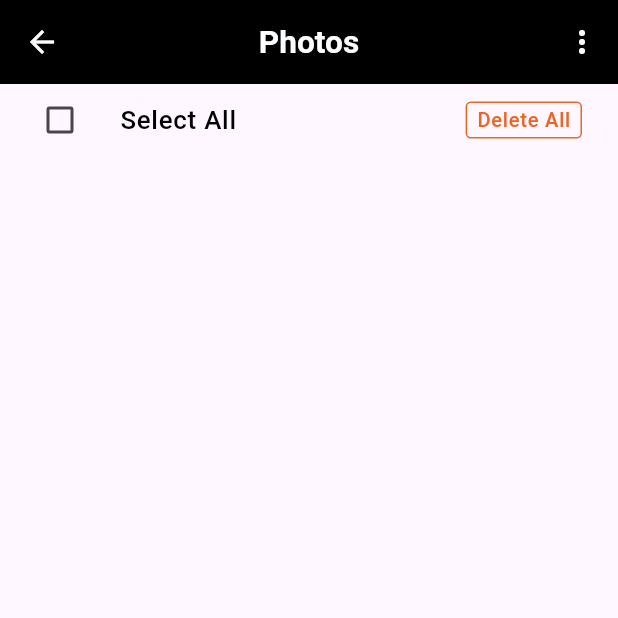
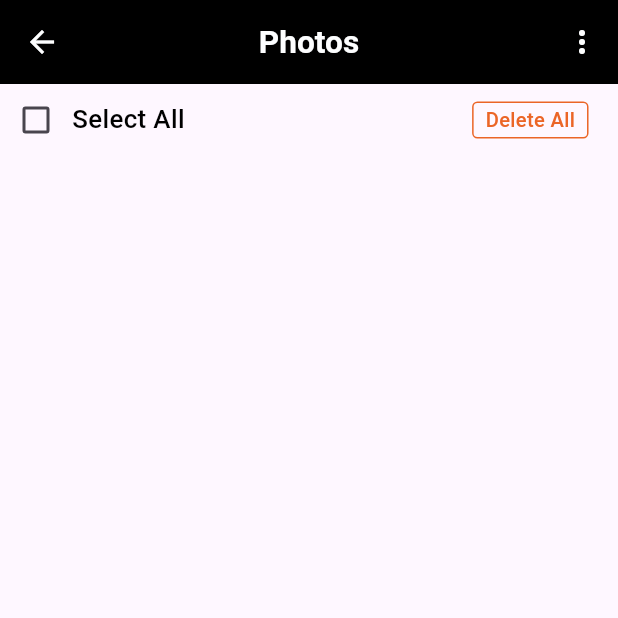
Before and after one commit to MdLimon123/EPM, a Flutter app: the AddImageScreen screen opened directly with empty values, on a phone screen of 412 x 824 dp, the top half of it. Run offline on Flutter 3.47's test engine with Material 2 defaults, Android fonts, the phone set to English and light mode, and no system bars; our stand-ins replace cached_network_image, file_picker, flutter_screenutil, flutter_widget_from_html, fluttertoast, get and 6 more; missing offline and left inert: easy_pdf_viewer; accounts and stored records are empty; network calls fail.

Commit message:
problem sovle

```diff
--- a/lib/controller/photo_controller.dart
+++ b/lib/controller/photo_controller.dart
@@ -4,6 +4,9 @@ import 'package:flutter/material.dart';
 import 'package:get/get.dart';
 
 import '../model/photo_model.dart';
+import 'package:http/http.dart' as http;
+import 'package:image_gallery_saver/image_gallery_saver.dart';
+
 
 class PhotoController extends GetxController {
   var isLoading = false.obs;
@@ -26,6 +29,7 @@ class PhotoController extends GetxController {
         photoModel = result;
         data.value =photoModel.data;
         debugPrint(photoModel.toString());
+
       }
     } on Exception catch (e) {
       debugPrint("Fetch error : $e");
@@ -33,6 +37,8 @@ class PhotoController extends GetxController {
       isLoading(false);
     }
   }
+
+
 
   // delete image
   Future<void> deleteImage(int id, int index) async {
--- a/lib/views/Add_Image_Sector/add_image_screen.dart
+++ b/lib/views/Add_Image_Sector/add_image_screen.dart
@@ -48,20 +48,132 @@ class AddImageScreen extends StatelessWidget {
         mainAxisAlignment: MainAxisAlignment.start,
                   crossAxisAlignment: CrossAxisAlignment.start,
                   children: [
-                    ListTile(
-                        onTap: () {
-                          // _photoController.isAllChecked.value =
-                          //     !_photoController.isAllChecked.value;
-                        },
-                        dense: true,
-                        title: Text(
+                    // ListTile(
+                    //     onTap: () {
+                    //       // _photoController.isAllChecked.value =
+                    //       //     !_photoController.isAllChecked.value;
+                    //     },
+                    //     dense: true,
+                    //     title: Text(
+                    //       'Select All',
+                    //       style: TextStyle(
+                    //           fontSize: 18.sp,
+                    //           fontWeight: FontWeight.w500,
+                    //           color: const Color(0xFF000000)),
+                    //     ),
+                    //     trailing: InkWell(
+                    //       onTap: () {
+                    //         showDialog(
+                    //             barrierDismissible: true,
+                    //             context: context,
+                    //             builder: (context) {
+                    //               return AlertDialog(
+                    //                 title: Text(
+                    //                   'Delete Image',
+                    //                   style: CustomTextStyle.h1(
+                    //                       color: AppColor.deepOrange,
+                    //                       fontWeight: FontWeight.w600),
+                    //                 ),
+                    //                 content: Text(
+                    //                   'Are you sure you want to delete All Image!',
+                    //                   style: CustomTextStyle.h3(
+                    //                       fontWeight: FontWeight.w400),
+                    //                 ),
+                    //                 actions: [
+                    //                   TextButton(
+                    //                       onPressed: () {
+                    //                         Get.back();
+                    //                       },
+                    //                       child: Text(
+                    //                         'Cancel',
+                    //                         style: CustomTextStyle.h3(
+                    //                             fontWeight: FontWeight.w400),
+                    //                       )),
+                    //                   TextButton(
+                    //                       onPressed: () {
+                    //                         // _photoController.deleteImage(
+                    //                         //     _photoController.data[index].id,
+                    //                         //     index);
+                    //                         // Get.back();
+                    //
+                    //                         for(var i=0; i<_photoController.data.length; i++){
+                    //                           _photoController.deleteImage(data[i], data[i]);
+                    //
+                    //                         }
+                    //                       },
+                    //                       child: Text(
+                    //                         'Ok',
+                    //                         style: CustomTextStyle.h3(
+                    //                             fontWeight: FontWeight.w400),
+                    //                       )),
+                    //                 ],
+                    //               );
+                    //             });
+                    //       },
+                    //       child: Container(
+                    //         height: 28.h,
+                    //         width: 81.w,
+                    //         decoration: BoxDecoration(
+                    //             borderRadius:
+                    //                 BorderRadius.all(Radius.circular(4.r)),
+                    //             border:
+                    //                 Border.all(color: const Color(0xFFEB6526))),
+                    //         child: Center(
+                    //           child: Text(
+                    //             'Delete All',
+                    //             style: TextStyle(
+                    //                 fontWeight: FontWeight.w500,
+                    //                 fontSize: 14.sp,
+                    //                 color: const Color(0xFFEB6526)),
+                    //           ),
+                    //         ),
+                    //       ),
+                    //     ),
+                    //     leading: Checkbox(
+                    //       focusColor: AppColor.deepOrange,
+                    //         checkColor: Colors.white,
+                    //         activeColor: AppColor.deepOrange,
+                    //         value: _photoController.isAllChecked.value,
+                    //         onChanged: (value) {
+                    //           _photoController.isAllChecked.value = value!;
+                    //           for (int i = 0;
+                    //               i < _photoController.data.length;
+                    //               i++) {
+                    //             _photoController.data[i].url = "$value";
+                    //           }
+                    //         },
+                    //       ),
+                    //     ),
+
+                    Row(
+                      children: [
+                        Checkbox(
+                          focusColor: AppColor.deepOrange,
+                          checkColor: Colors.white,
+                          activeColor: AppColor.deepOrange,
+                          value: _photoController.isAllChecked.value,
+                          onChanged: (value) {
+                            _photoController.isAllChecked.value = value!;
+                            for (int i = 0;
+                            i < _photoController.data.length;
+                            i++) {
+                              _photoController.data[i].url = "$value";
+                            }
+                          },
+                        ),
+                        //SizedBox(width: 5.w,),
+                        Text(
                           'Select All',
                           style: TextStyle(
                               fontSize: 18.sp,
                               fontWeight: FontWeight.w500,
                               color: const Color(0xFF000000)),
                         ),
-                        trailing: InkWell(
+
+                        SizedBox(width: 180.w,),
+
+                        SizedBox(width: 20.w,),
+                        InkWell(
                           onTap: () {
                             showDialog(
                                 barrierDismissible: true,
@@ -97,6 +209,7 @@ class AddImageScreen extends StatelessWidget {
                                             // Get.back();
 
                                             for(var i=0; i<_photoController.data.length; i++){
+
                                               _photoController.deleteImage(data[i], data[i]);
 
                                             }
@@ -115,9 +228,9 @@ class AddImageScreen extends StatelessWidget {
                             width: 81.w,
                             decoration: BoxDecoration(
                                 borderRadius:
-                                    BorderRadius.all(Radius.circular(4.r)),
+                                BorderRadius.all(Radius.circular(4.r)),
                                 border:
-                                    Border.all(color: const Color(0xFFEB6526))),
+                                Border.all(color: const Color(0xFFEB6526))),
                             child: Center(
                               child: Text(
                                 'Delete All',
@@ -129,21 +242,10 @@ class AddImageScreen extends StatelessWidget {
                             ),
                           ),
                         ),
-                        leading: Checkbox(
-                          focusColor: AppColor.deepOrange,
-                            checkColor: Colors.white,
-                            activeColor: AppColor.deepOrange,
-                            value: _photoController.isAllChecked.value,
-                            onChanged: (value) {
-                              _photoController.isAllChecked.value = value!;
-                              for (int i = 0;
-                                  i < _photoController.data.length;
-                                  i++) {
-                                _photoController.data[i].url = "$value";
-                              }
-                            },
-                          ),
-                        ),
+
+
+                      ],
+                    ),
                     Expanded(
                       child: GridView.builder(
                         gridDelegate: SliverGridDelegateWithFixedCrossAxisCount(
@@ -326,102 +428,7 @@ class AddImageScreen extends StatelessWidget {
                   ],
                 )
 
-          // : ListView.builder(
-          //     physics: const BouncingScrollPhysics(),
-          //     itemCount: _photoController.data.length,
-          //     itemBuilder: (context, index) {
-          //       var image = _photoController.data[index].url;
-          //       var imageUrl =
-          //           "https://${_photoController.photoModel.hostName}/$image";
-          //
-          //       return Padding(
-          //         padding: EdgeInsets.only(left: 10.w, right: 10.w),
-          //         child: Row(
-          //           mainAxisAlignment: MainAxisAlignment.spaceBetween,
-          //           children: [
-          //             Container(
-          //               height: 250.h,
-          //               width: 300.w,
-          //               margin: EdgeInsets.only(top: 20.h),
-          //               child: CachedNetworkImage(
-          //                 imageUrl: imageUrl,
-          //                 imageBuilder: (context, imageProvider) => Container(
-          //                   decoration: BoxDecoration(
-          //                       borderRadius: BorderRadius.circular(8.r),
-          //                       image: DecorationImage(
-          //                           image: imageProvider, fit: BoxFit.cover)),
-          //                 ),
-          //                 errorWidget: (context, url, error) =>
-          //                     const Icon(Icons.error),
-          //                 placeholder: (context, url) => Center(
-          //                     child: CircularProgressIndicator(
-          //                   color: AppColor.deepOrange,
-          //                 )),
-          //               ),
-          //             ),
-          //             InkWell(
-          //               onTap: () {
-          //                 // _photoController.deleteImage(
-          //                 //     _photoController.data[index].id, index);
-          //                 showDialog(
-          //                     barrierDismissible: true,
-          //                     context: context,
-          //                     builder: (context) {
-          //                       return AlertDialog(
-          //                         title: Text(
-          //                           'Delete Image',
-          //                           style: CustomTextStyle.h1(
-          //                               color: AppColor.deepOrange,
-          //                               fontWeight: FontWeight.w600),
-          //                         ),
-          //                         content: Text(
-          //                           'Are you sure you want to delete Image!',
-          //                           style: CustomTextStyle.h3(
-          //                               fontWeight: FontWeight.w400),
-          //                         ),
-          //                         actions: [
-          //                           TextButton(
-          //                               onPressed: () {
-          //                                 Get.back();
-          //                               },
-          //                               child: Text(
-          //                                 'Cancel',
-          //                                 style: CustomTextStyle.h3(
-          //                                     fontWeight: FontWeight.w400),
-          //                               )),
-          //                           TextButton(
-          //                               onPressed: () {
-          //                                 _photoController.deleteImage(
-          //                                     _photoController.data[index].id,
-          //                                     index);
-          //                                 Get.back();
-          //                               },
-          //                               child: Text(
-          //                                 'Ok',
-          //                                 style: CustomTextStyle.h3(
-          //                                     fontWeight: FontWeight.w400),
-          //                               )),
-          //                         ],
-          //                       );
-          //                     });
-          //               },
-          //               child: Container(
-          //                   height: 50.h,
-          //                   width: 60.w,
-          //                   margin: EdgeInsets.only(left: 15.w, top: 15.w),
-          //                   decoration: BoxDecoration(
-          //                       color: AppColor.deepOrange,
-          //                       borderRadius: BorderRadius.circular(8.r)),
-          //                   child: Icon(
-          //                     Icons.delete,
-          //                     color: AppColor.textColorWhite,
-          //                   )),
-          //             )
-          //           ],
-          //         ),
-          //       );
-          //     }),
-          ),
+      ),
     );
   }
 
--- a/lib/views/ChatScreen/Models/chat_message.dart
+++ b/lib/views/ChatScreen/Models/chat_message.dart
@@ -8,11 +8,15 @@ class ChatMessage {
   final MessageStatus messageStatus;
   final String setTime;
   final String time;
+  final String name;
   final bool isSender;
+  final bool isReceiver;
 
   ChatMessage({
     required this.text,
     this.isSender = true,
+    this.isReceiver = true,
+    required this.name,
     required this.messageType,
     required this.messageStatus,
     required this.setTime,
--- a/pubspec.yaml
+++ b/pubspec.yaml
@@ -48,13 +48,12 @@ dependencies:
   fluttertoast: ^8.2.2
   jiffy: ^6.2.1
   path_provider: ^2.0.15
-  url_launcher: ^6.1.12
   cached_network_image: ^3.2.3
   flutter_file_downloader: ^1.1.2
   easy_pdf_viewer: ^1.0.7
   change_app_package_name: ^1.1.0
-  shimmer: ^3.0.0
   flutter_widget_from_html: ^0.10.5+3
+  image_gallery_saver: ^2.0.3
 
 
 
```
Also changed, not shown: lib/services/api_services.dart (+1 -10 lines), lib/views/ChatScreen/Controller/chat_controller.dart (+0 -48 lines), lib/views/ChatScreen/Models/user_chat_model.dart (+26 -2 lines), lib/views/ChatScreen/chat_screen.dart (+8 -39 lines), lib/views/ChatScreen/component/message_screen.dart (+27 -16 lines), pubspec.lock, 3 other files.
